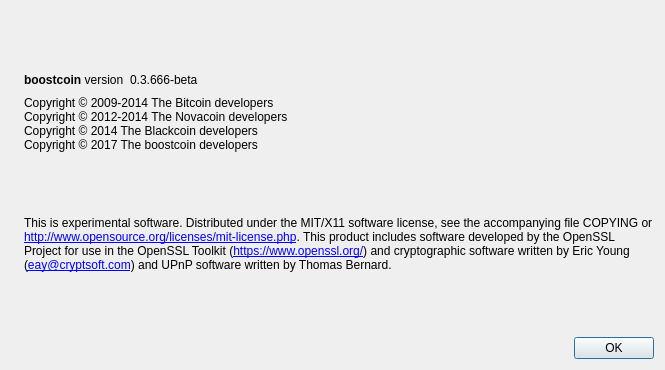
This is src/qt/forms/aboutdialog.ui in mammix2/boostcoinv5 as Qt 5 draws it before an edit. The edited form follows.
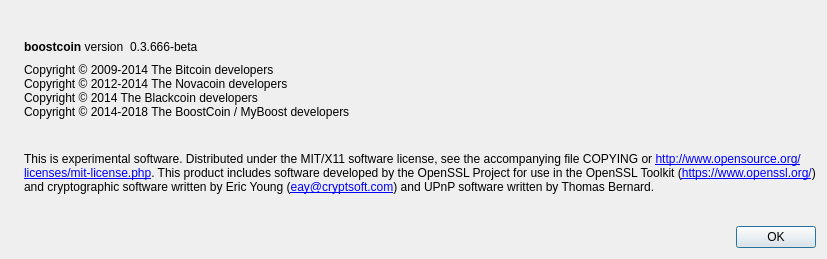
This is the edited form. Icons and pictures are not drawn.

```diff
--- a/src/qt/forms/aboutdialog.ui
+++ b/src/qt/forms/aboutdialog.ui
@@ -6,8 +6,8 @@
    <rect>
     <x>0</x>
     <y>0</y>
-    <width>665</width>
-    <height>370</height>
+    <width>827</width>
+    <height>259</height>
    </rect>
   </property>
   <property name="windowTitle">
@@ -94,7 +94,7 @@
         <string>Copyright © 2009-2014 The Bitcoin developers
 Copyright © 2012-2014 The Novacoin developers
 Copyright © 2014 The Blackcoin developers
-Copyright © 2017 The boostcoin developers</string>
+Copyright © 2014-2018 The BoostCoin / MyBoost developers</string>
        </property>
        <property name="textInteractionFlags">
         <set>Qt::LinksAccessibleByMouse|Qt::TextSelectableByKeyboard|Qt::TextSelectableByMouse</set>
```
Left out of the diff: 2 changed lines with no effect on the pictures.
